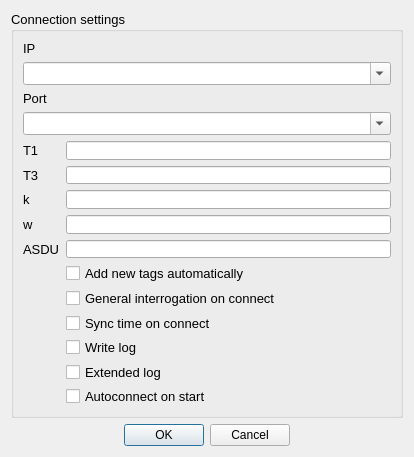
MicroKoder/QIEC104, file settingsdialog.ui: the form before one commit.
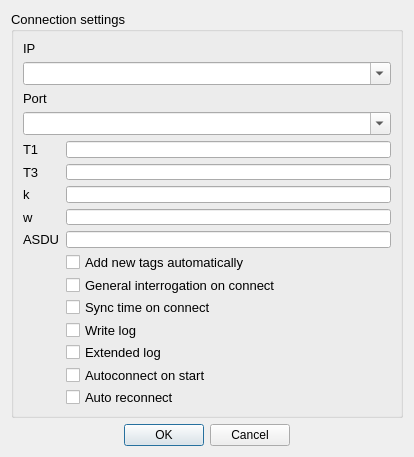
The form after the commit. Icons and pictures are not drawn.

Commit message: auto-reconnection

The edit to the form file:
```diff
--- a/settingsdialog.ui
+++ b/settingsdialog.ui
@@ -196,6 +196,16 @@
           </property>
          </widget>
         </item>
+        <item row="13" column="1">
+         <widget class="QCheckBox" name="checkBox_autoReconnect">
+          <property name="text">
+           <string>Auto reconnect</string>
+          </property>
+          <property name="tristate">
+           <bool>false</bool>
+          </property>
+         </widget>
+        </item>
        </layout>
       </item>
       <item>
```
The commit also changes 36 other files.
